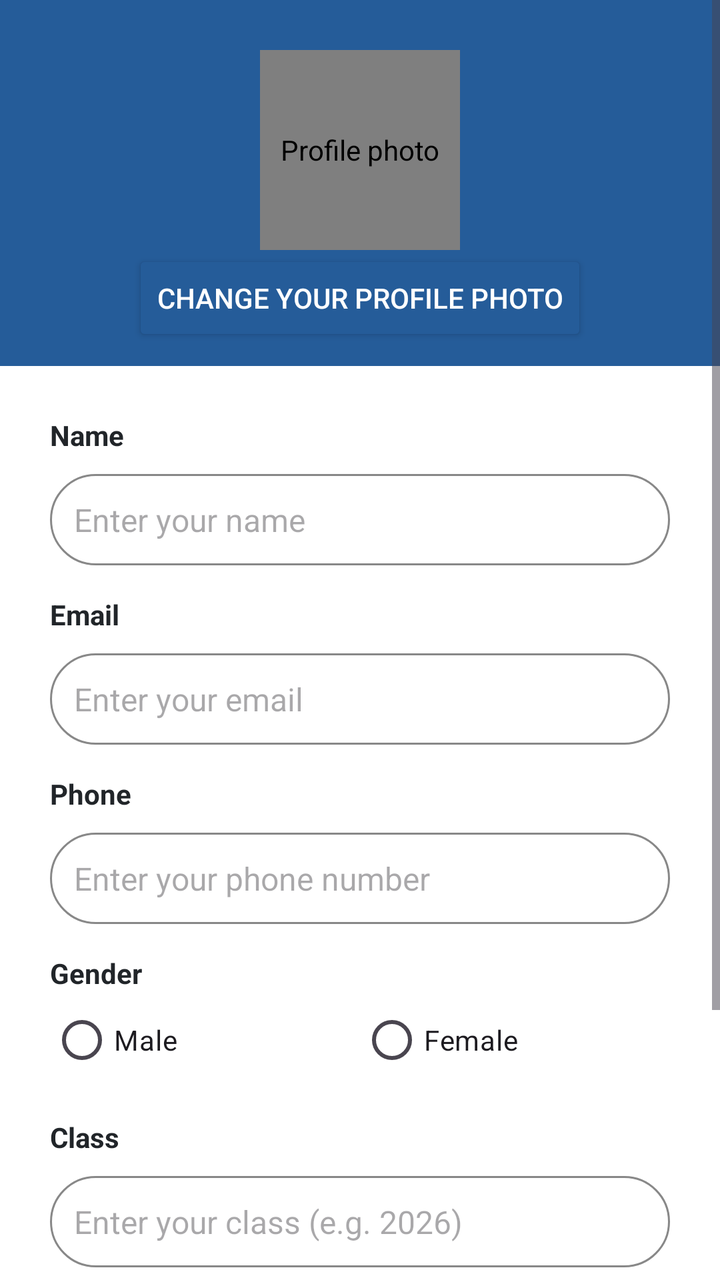
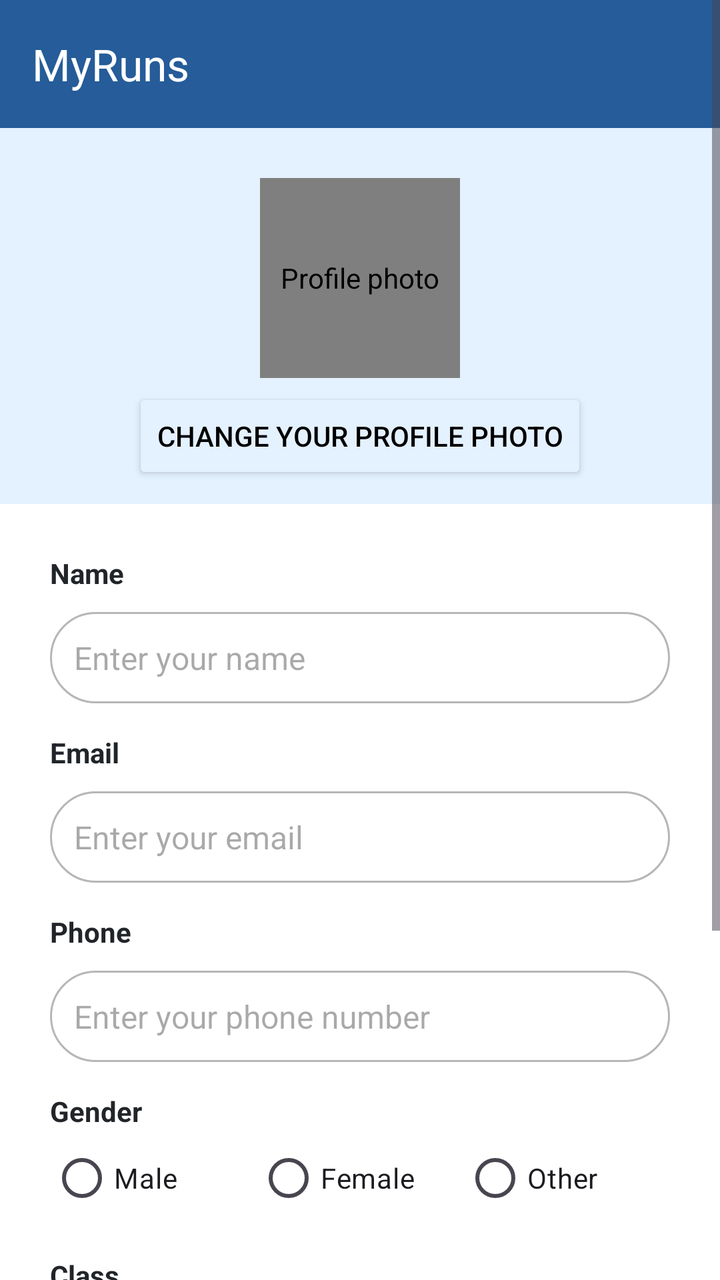

Compare the two renders of this Android layout. The source of the first and the diff that turns it into the second are given below.
<!-- AndroidManifest.xml: application theme Theme.MyRuns -->
<!-- res/layout/activity_profile.xml -->
<?xml version="1.0" encoding="utf-8"?>
<ScrollView xmlns:android="http://schemas.android.com/apk/res/android"
    android:layout_width="match_parent"
    android:layout_height="match_parent"
    >

    <LinearLayout
        android:layout_width="match_parent"
        android:layout_height="wrap_content"
        android:orientation="vertical">

        <LinearLayout
            android:layout_width="match_parent"
            android:layout_height="wrap_content"
            android:gravity="center"
            android:orientation="vertical"
            android:background="@color/prussian_blue"
            android:paddingTop="25dp"
            android:paddingBottom="10dp">


            <de.hdodenhof.circleimageview.CircleImageView
                xmlns:app="http://schemas.android.com/apk/res-auto"
                android:id="@+id/profile_photo_imageView"
                android:layout_width="100dp"
                android:layout_height="100dp"
                android:contentDescription="@string/contentDescription"
                android:src="@drawable/default_profile_avatar"
                app:civ_border_width="2dp"
                app:civ_border_color="@color/prussian_blue"/>

            <Button
                android:id="@+id/profile_photo_button"
                android:layout_width="wrap_content"
                android:layout_height="wrap_content"
                android:backgroundTint="@color/prussian_blue"
                android:text="@string/changeButton"
                android:textColor="@color/white"/>
        </LinearLayout>

        <LinearLayout
            android:layout_width="match_parent"
            android:layout_height="wrap_content"
            android:orientation="vertical"
            android:padding="25dp">
            
            <TextView
                android:layout_width="match_parent"
                android:layout_height="wrap_content"
                android:id="@+id/name_textView"
                android:text="@string/name"
                style="@style/FormLabel"/>
            <EditText
                android:layout_width="match_parent"
                android:layout_height="wrap_content"
                android:id="@+id/name_editText"
                android:hint="@string/hint_name"
                android:inputType="textPersonName"
                android:autofillHints="name"
                style="@style/RoundedInputField"/>

            
            <TextView
                android:layout_width="match_parent"
                android:layout_height="wrap_content"
                android:id="@+id/email_textView"
                android:text="@string/email"
                android:layout_marginTop="15dp"
                style="@style/FormLabel"/>
            <EditText
                android:layout_width="match_parent"
                android:layout_height="wrap_content"
                android:id="@+id/email_editText"
                android:hint="@string/hint_email"
                android:inputType="textEmailAddress"
                android:autofillHints="emailAddress"
                style="@style/RoundedInputField"/>

            
            <TextView
                android:layout_width="match_parent"
                android:layout_height="wrap_content"
                android:id="@+id/phone_textView"
                android:text="@string/phone"
                android:layout_marginTop="15dp"
                style="@style/FormLabel"/>
            <EditText
                android:layout_width="match_parent"
                android:layout_height="wrap_content"
                android:id="@+id/phone_editText"
                android:hint="@string/hint_phone"
                android:inputType="phone"
                android:autofillHints="phone"
                style="@style/RoundedInputField"/>

            
            <TextView
                android:layout_width="match_parent"
                android:layout_height="wrap_content"
                android:id="@+id/gender_textView"
                android:text="@string/gender"
                android:layout_marginTop="15dp"
                style="@style/FormLabel" />
            <RadioGroup
                android:layout_width="match_parent"
                android:layout_height="wrap_content"
                android:orientation="horizontal"
                android:id="@+id/gender_radioGroup">
                <RadioButton
                    android:id="@+id/male_radioButton"
                    android:layout_width="0dp"
                    android:layout_height="wrap_content"
                    android:layout_weight="1"
                    android:text="@string/male" />

                <RadioButton
                    android:id="@+id/female_radioButton"
                    android:layout_width="0dp"
                    android:layout_height="wrap_content"
                    android:layout_weight="1"
                    android:text="@string/female" />
            </RadioGroup>

            
            <TextView
                android:layout_width="match_parent"
                android:layout_height="wrap_content"
                android:id="@+id/class_textView"
                android:text="@string/classOf"
                android:layout_marginTop="15dp"
                style="@style/FormLabel"/>
            <EditText
                android:layout_width="match_parent"
                android:layout_height="wrap_content"
                android:id="@+id/class_editText"
                android:hint="@string/hint_class"
                android:inputType="number"
                android:importantForAutofill="no"
                style="@style/RoundedInputField"/>

            
            <TextView
                android:layout_width="match_parent"
                android:layout_height="wrap_content"
                android:id="@+id/major_textView"
                android:text="@string/major"
                android:layout_marginTop="15dp"
                style="@style/FormLabel"/>
            <EditText
                android:layout_width="match_parent"
                android:layout_height="wrap_content"
                android:id="@+id/major_editText"
                android:hint="@string/hint_major"
                android:inputType="text"
                android:importantForAutofill="no"
                style="@style/RoundedInputField"/>

            
            <LinearLayout
                style="?android:attr/buttonBarStyle"
                android:layout_width="match_parent"
                android:layout_height="wrap_content"
                android:orientation="horizontal"
                android:layout_marginTop="15dp">

                <Button
                    android:id="@+id/save_button"
                    style="?android:attr/buttonBarButtonStyle"
                    android:layout_width="0dp"
                    android:layout_height="wrap_content"
                    android:layout_weight="1"
                    android:text="@string/save"
                    android:backgroundTint="@color/prussian_blue"
                    android:textColor="@color/white"/>

                <Button
                    android:id="@+id/cancel_button"
                    style="?android:attr/buttonBarButtonStyle"
                    android:layout_width="0dp"
                    android:layout_height="wrap_content"
                    android:layout_weight="1"
                    android:text="@string/cancel"
                    android:backgroundTint="@color/gray"
                    android:textColor="@color/white"/>
            </LinearLayout>
        </LinearLayout>
    </LinearLayout>
</ScrollView>
<!-- resources referenced by this layout -->
<resources>
  <color name="gray">#FF888888</color>"
  <color name="prussian_blue">#255C99</color>
  <color name="white">#FFFFFFFF</color>
  <!-- drawable default_profile_avatar: png bitmap (drawable, 25050 bytes) -->
  <string name="cancel">Cancel</string>"
  <string name="changeButton">Change your profile photo</string>
  <string name="classOf">Class</string>
  <string name="contentDescription">Profile photo</string>
  <string name="email">Email</string>
  <string name="female">Female</string>
  <string name="gender">Gender</string>
  <string name="hint_class">Enter your class (e.g. 2026)</string>
  <string name="hint_email">Enter your email</string>
  <string name="hint_major">Enter your major</string>
  <string name="hint_name">Enter your name</string>
  <string name="hint_phone">Enter your phone number</string>
  <string name="major">Major</string>
  <string name="male">Male</string>
  <string name="name">Name</string>
  <string name="phone">Phone</string>
  <string name="save">Save</string>
  <style name="FormLabel">
          <item name="android:layout_width">match_parent</item>
          <item name="android:layout_height">wrap_content</item>
          <item name="android:textColor">#212529</item>
          <item name="android:textStyle">bold</item>
      </style>
  <style name="RoundedInputField" parent="FormInput">
          <item name="android:background">@drawable/rounded_input_background</item>
          <item name="android:layout_height">52dp</item>
          <item name="android:paddingStart">20dp</item>
          <item name="android:paddingEnd">20dp</item>
          <item name="android:textColor">#212529</item>
          <item name="android:textSize">16sp</item>
      </style>
  <style name="Theme.MyRuns" parent="Base.Theme.MyRuns" />
  <style name="FormInput">
          <item name="android:layout_width">match_parent</item>
          <item name="android:layout_height">wrap_content</item>
          <item name="android:padding">12dp</item>
          <item name="android:layout_marginTop">10dp</item>
      </style>
  <!-- drawable rounded_input_background (drawable) -->
  <?xml version="1.0" encoding="utf-8"?>
  <shape xmlns:android="http://schemas.android.com/apk/res/android"
      android:shape="rectangle">
  
      <solid android:color="@color/white" />
  
      <stroke
          android:width="1dp"
          android:color="@color/gray" />
  
      <corners android:radius="100dp" />
  </shape>
  <style name="Base.Theme.MyRuns" parent="Theme.Material3.DayNight.NoActionBar">
          
          <item name="colorPrimary">@color/prussian_blue</item>
          <item name="android:windowBackground">@color/white</item>
      </style>
</resources>

<!-- the commit's change to res/layout/activity_profile.xml (unified diff, before → after) -->
@@ -2,19 +2,28 @@
 <ScrollView xmlns:android="http://schemas.android.com/apk/res/android"
     android:layout_width="match_parent"
     android:layout_height="match_parent"
-    >
+    xmlns:app="http://schemas.android.com/apk/res-auto">
 
     <LinearLayout
         android:layout_width="match_parent"
         android:layout_height="wrap_content"
         android:orientation="vertical">
+
+        <com.google.android.material.appbar.MaterialToolbar
+            android:id="@+id/toolbar"
+            android:layout_width="match_parent"
+            android:layout_height="wrap_content"
+            android:background="@color/prussian_blue"
+            app:title="@string/app_name"
+            app:titleTextColor="@color/white"
+            android:theme="@style/ThemeOverlay.Material3.ActionBar" />
 
         <LinearLayout
             android:layout_width="match_parent"
             android:layout_height="wrap_content"
             android:gravity="center"
             android:orientation="vertical"
-            android:background="@color/prussian_blue"
+            android:background="@color/light_blue"
             android:paddingTop="25dp"
             android:paddingBottom="10dp">
 
@@ -26,16 +35,17 @@
                 android:layout_height="100dp"
                 android:contentDescription="@string/contentDescription"
                 android:src="@drawable/default_profile_avatar"
-                app:civ_border_width="2dp"
+                app:civ_border_width="0dp"
                 app:civ_border_color="@color/prussian_blue"/>
 
             <Button
                 android:id="@+id/profile_photo_button"
                 android:layout_width="wrap_content"
                 android:layout_height="wrap_content"
-                android:backgroundTint="@color/prussian_blue"
+                android:backgroundTint="@color/light_blue"
                 android:text="@string/changeButton"
-                android:textColor="@color/white"/>
+                android:layout_marginTop="5dp"
+                android:textColor="@color/black"/>
         </LinearLayout>
 
         <LinearLayout
@@ -119,6 +129,13 @@
                     android:layout_height="wrap_content"
                     android:layout_weight="1"
                     android:text="@string/female" />
+
+                <RadioButton
+                    android:id="@+id/other_radioButton"
+                    android:layout_width="0dp"
+                    android:layout_height="wrap_content"
+                    android:layout_weight="1"
+                    android:text="@string/other" />
             </RadioGroup>
 
             
<!-- resource entries referenced after the edit -->
@@ -1,9 +1,12 @@
 <!-- resources referenced by this layout -->
 <resources>
-  <color name="gray">#FF888888</color>"
+  <color name="black">#FF000000</color>
+  <color name="gray">#B6B6B6</color>"
+  <color name="light_blue">#E4F1FF</color>
   <color name="prussian_blue">#255C99</color>
   <color name="white">#FFFFFFFF</color>
   <!-- drawable default_profile_avatar: png bitmap (drawable, 25050 bytes) -->
+  <string name="app_name">MyRuns</string>
   <string name="cancel">Cancel</string>"
   <string name="changeButton">Change your profile photo</string>
   <string name="classOf">Class</string>
@@ -19,6 +22,7 @@
   <string name="major">Major</string>
   <string name="male">Male</string>
   <string name="name">Name</string>
+  <string name="other">Other</string>
   <string name="phone">Phone</string>
   <string name="save">Save</string>
   <style name="FormLabel">
@@ -58,7 +62,12 @@
   <style name="Base.Theme.MyRuns" parent="Theme.Material3.DayNight.NoActionBar">
           
           <item name="colorPrimary">@color/prussian_blue</item>
+          <item name="colorOnPrimary">@color/white</item>
           <item name="android:windowBackground">@color/white</item>
+          <item name="actionOverflowButtonStyle">@style/OverflowButtonStyle</item>
+      </style>
+  <style name="OverflowButtonStyle" parent="Widget.AppCompat.ActionButton.Overflow">
+          <item name="android:tint">@color/white</item>
       </style>
 </resources>
 
